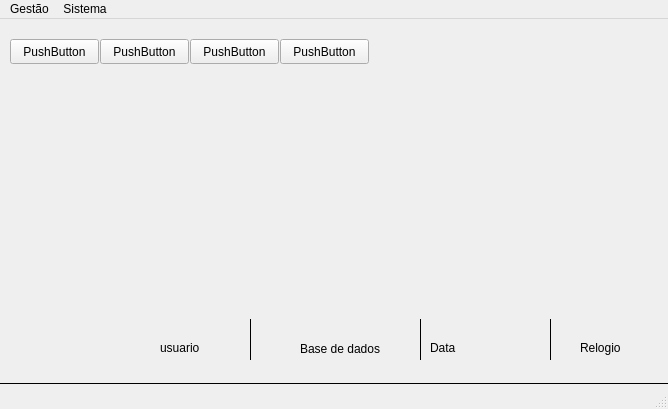
This is frm_principal.ui in ustop0/TCC as Qt 5 draws it before an edit. The edited form follows.
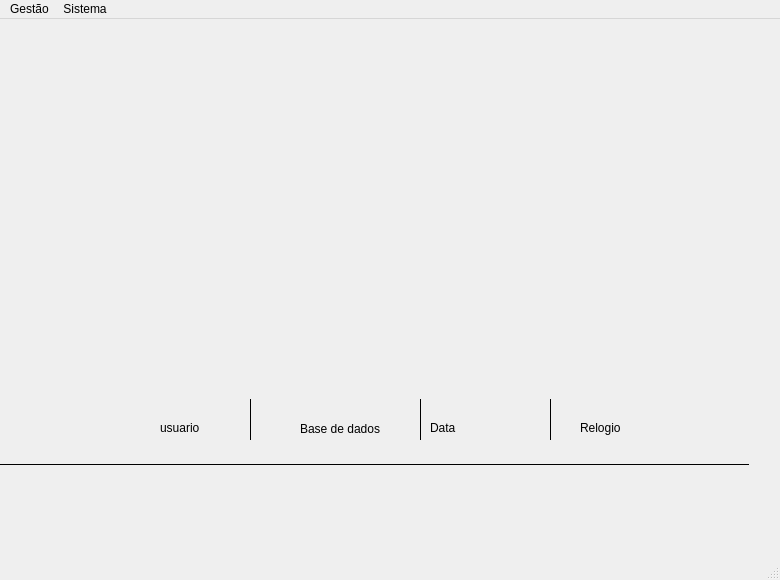
This is the edited form. Icons and pictures are not drawn.

Diff of the .ui file:
```diff
--- a/frm_principal.ui
+++ b/frm_principal.ui
@@ -6,71 +6,19 @@
    <rect>
     <x>0</x>
     <y>0</y>
-    <width>668</width>
-    <height>409</height>
+    <width>780</width>
+    <height>580</height>
    </rect>
   </property>
   <property name="windowTitle">
    <string>Menu</string>
   </property>
   <widget class="QWidget" name="centralwidget">
-   <widget class="QPushButton" name="pushButton">
-    <property name="geometry">
-     <rect>
-      <x>10</x>
-      <y>20</y>
-      <width>89</width>
-      <height>25</height>
-     </rect>
-    </property>
-    <property name="text">
-     <string>PushButton</string>
-    </property>
-   </widget>
-   <widget class="QPushButton" name="pushButton_2">
-    <property name="geometry">
-     <rect>
-      <x>100</x>
-      <y>20</y>
-      <width>89</width>
-      <height>25</height>
-     </rect>
-    </property>
-    <property name="text">
-     <string>PushButton</string>
-    </property>
-   </widget>
-   <widget class="QPushButton" name="pushButton_3">
-    <property name="geometry">
-     <rect>
-      <x>190</x>
-      <y>20</y>
-      <width>89</width>
-      <height>25</height>
-     </rect>
-    </property>
-    <property name="text">
-     <string>PushButton</string>
-    </property>
-   </widget>
-   <widget class="QPushButton" name="pushButton_4">
-    <property name="geometry">
-     <rect>
-      <x>280</x>
-      <y>20</y>
-      <width>89</width>
-      <height>25</height>
-     </rect>
-    </property>
-    <property name="text">
-     <string>PushButton</string>
-    </property>
-   </widget>
    <widget class="QLabel" name="lb_base_dados">
     <property name="geometry">
      <rect>
       <x>300</x>
-      <y>320</y>
+      <y>400</y>
       <width>101</width>
       <height>20</height>
      </rect>
@@ -89,7 +37,7 @@
     <property name="geometry">
      <rect>
       <x>160</x>
-      <y>320</y>
+      <y>400</y>
       <width>67</width>
       <height>17</height>
      </rect>
@@ -102,7 +50,7 @@
     <property name="geometry">
      <rect>
       <x>580</x>
-      <y>320</y>
+      <y>400</y>
       <width>67</width>
       <height>17</height>
      </rect>
@@ -115,9 +63,9 @@
     <property name="geometry">
      <rect>
       <x>-2</x>
-      <y>359</y>
-      <width>700</width>
-      <height>10</height>
+      <y>437</y>
+      <width>751</width>
+      <height>16</height>
      </rect>
     </property>
     <property name="frameShadow">
@@ -134,7 +82,7 @@
     <property name="geometry">
      <rect>
       <x>240</x>
-      <y>300</y>
+      <y>380</y>
       <width>20</width>
       <height>41</height>
      </rect>
@@ -153,7 +101,7 @@
     <property name="geometry">
      <rect>
       <x>410</x>
-      <y>300</y>
+      <y>380</y>
       <width>20</width>
       <height>41</height>
      </rect>
@@ -172,7 +120,7 @@
     <property name="geometry">
      <rect>
       <x>540</x>
-      <y>300</y>
+      <y>380</y>
       <width>20</width>
       <height>41</height>
      </rect>
@@ -191,7 +139,7 @@
     <property name="geometry">
      <rect>
       <x>430</x>
-      <y>320</y>
+      <y>400</y>
       <width>111</width>
       <height>17</height>
      </rect>
@@ -206,7 +154,7 @@
     <rect>
      <x>0</x>
      <y>0</y>
-     <width>668</width>
+     <width>780</width>
      <height>22</height>
     </rect>
    </property>
```
Left out of the diff: 20 changed lines with no effect on the pictures.
